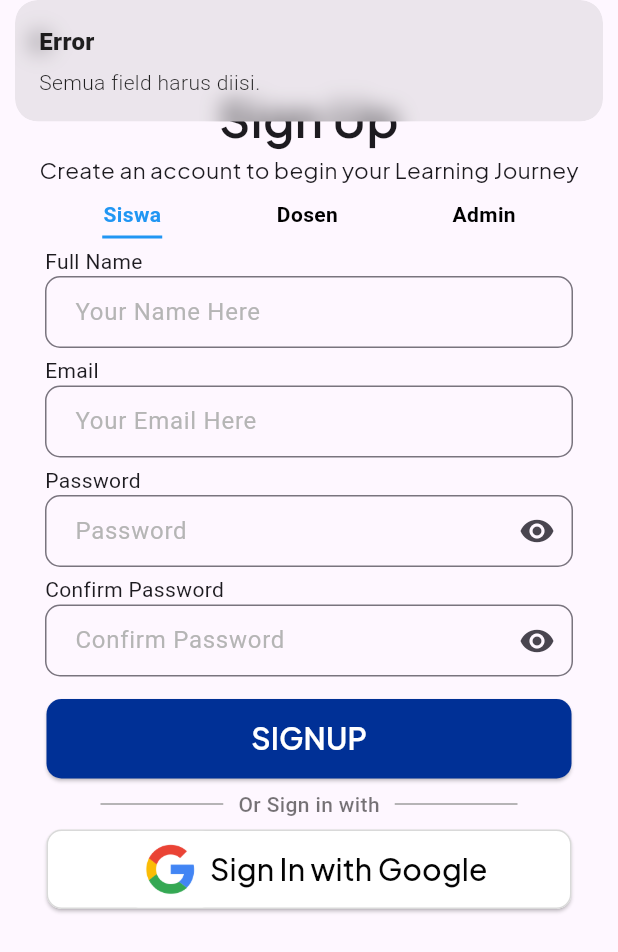
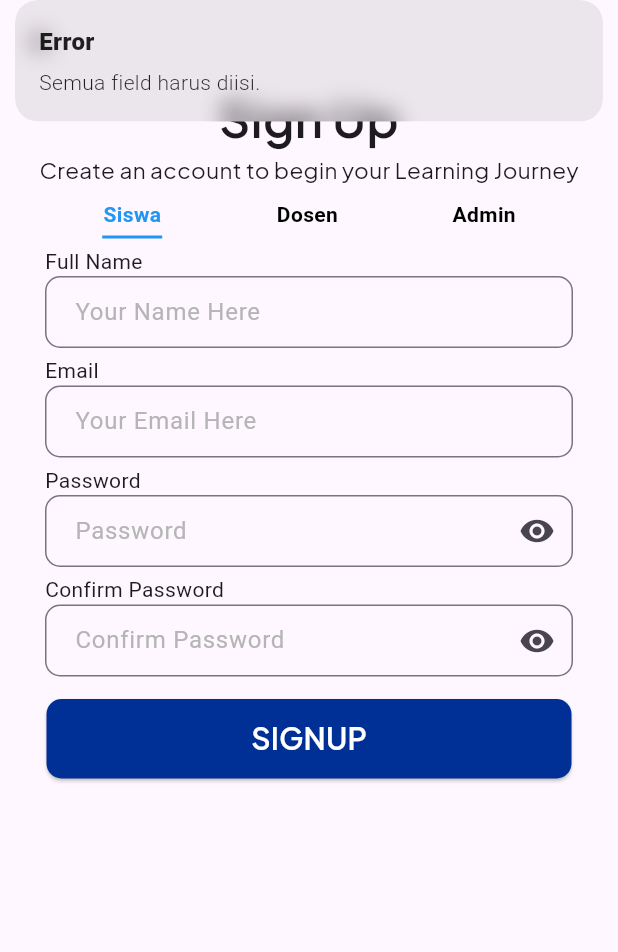
Before and after one commit to Faqihasyari/app_lms, a Flutter app: the SignupView screen opened by its route, after a tap on "SIGNUP", on a phone screen of 412 x 824 dp. Shown: the top 952 px of the screen. Run offline on Flutter 3.47's test engine with Material 3 defaults, Android fonts, the phone set to English and light mode, and no system bars; our stand-ins replace get, google_fonts, google_sign_in, supabase_flutter; accounts and stored records are empty.

Commit message:
delete signup google

```diff
--- a/lib/app/modules/signup/controllers/signup_controller.dart
+++ b/lib/app/modules/signup/controllers/signup_controller.dart
@@ -33,32 +33,19 @@ class SignupController extends GetxController {
       if (event == AuthChangeEvent.signedIn && session != null) {
         final user = session.user;
 
-        if (user != null) {
-          // Gunakan user.id, bukan user.email, untuk mengecek profil
-          final existingProfile = await client
+        // Cek apakah user sudah ada di tabel profile
+        final existing = await client
             .from('profile')
             .select()
-              .eq('id', user.id) // PENTING: Gunakan user.id
+            .eq('email', user.email!)
             .maybeSingle();
 
-          if (existingProfile == null) {
-            // Pastikan full_name dari userMetadata tersedia
-            String fullName = user.userMetadata?['full_name'] ??
-                user.userMetadata?['name'] ??
-                'Pengguna Baru';
-
+        if (existing == null) {
           await client.from('profile').insert({
-              'id': user.id, // PENTING: Sertakan user.id
             'email': user.email,
-              'full_name': fullName,
-              'role':
-                  'Siswa', // Set role default untuk Google Sign-up jika tidak ada pilihan role saat Google Sign-in
+            'full_name': user.userMetadata?['full_name'] ?? '',
+            'role': selectedRole.value,
           });
-            Get.snackbar(
-                'Sukses', 'Profil berhasil dibuat untuk pengguna Google.');
-          }
-          // Di sini Anda bisa mengarahkan ke halaman utama setelah login/signup
-          // Get.offAll(() => HomePage()); // Ganti HomePage dengan halaman tujuan Anda
         }
       }
     });
--- a/lib/app/modules/signup/views/signup_view.dart
+++ b/lib/app/modules/signup/views/signup_view.dart
@@ -208,62 +208,6 @@ class SignupView extends GetView<SignupController> {
                             )),
                       ),
                     ),
-                    Padding(
-                      padding: const EdgeInsets.symmetric(
-                          vertical: 7, horizontal: 37),
-                      child: Row(
-                        children: [
-                          Expanded(
-                            child: Divider(
-                              thickness: 1,
-                              color: Colors.grey,
-                              endIndent: 10, // jarak ke teks
-                            ),
-                          ),
-                          Text(
-                            'Or Sign in with',
-                            style: TextStyle(
-                              color: Colors.black54,
-                              fontWeight: FontWeight.w500,
-                            ),
-                          ),
-                          Expanded(
-                            child: Divider(
-                              thickness: 1,
-                              color: Colors.grey,
-                              indent: 10, // jarak dari teks
-                            ),
-                          ),
-                        ],
-                      ),
-                    ),
-                    Center(
-                      child: SizedBox(
-                        height: 53,
-                        width: 350,
-                        child: ElevatedButton(
-                            style: ElevatedButton.styleFrom(
-                                backgroundColor: white,
-                                shape: RoundedRectangleBorder(
-                                    borderRadius: BorderRadius.circular(10),
-                                    side: BorderSide(color: ring, width: 1))),
-                            onPressed: () {
-                              controller.signInWithGoogle();
-                            },
-                            child: Row(
-                              mainAxisSize: MainAxisSize.min,
-                              children: [
-                                Image.asset(
-                                    'assets/images/logo/google_icon.png'),
-                                Text(
-                                  'Sign In with Google',
-                                  style: GoogleFonts.plusJakartaSans(
-                                      fontSize: 20, color: black),
-                                ),
-                              ],
-                            )),
-                      ),
-                    )
                   ],
                 ),
               ),
```
Lines whose indentation alone changed are shown as unchanged.
